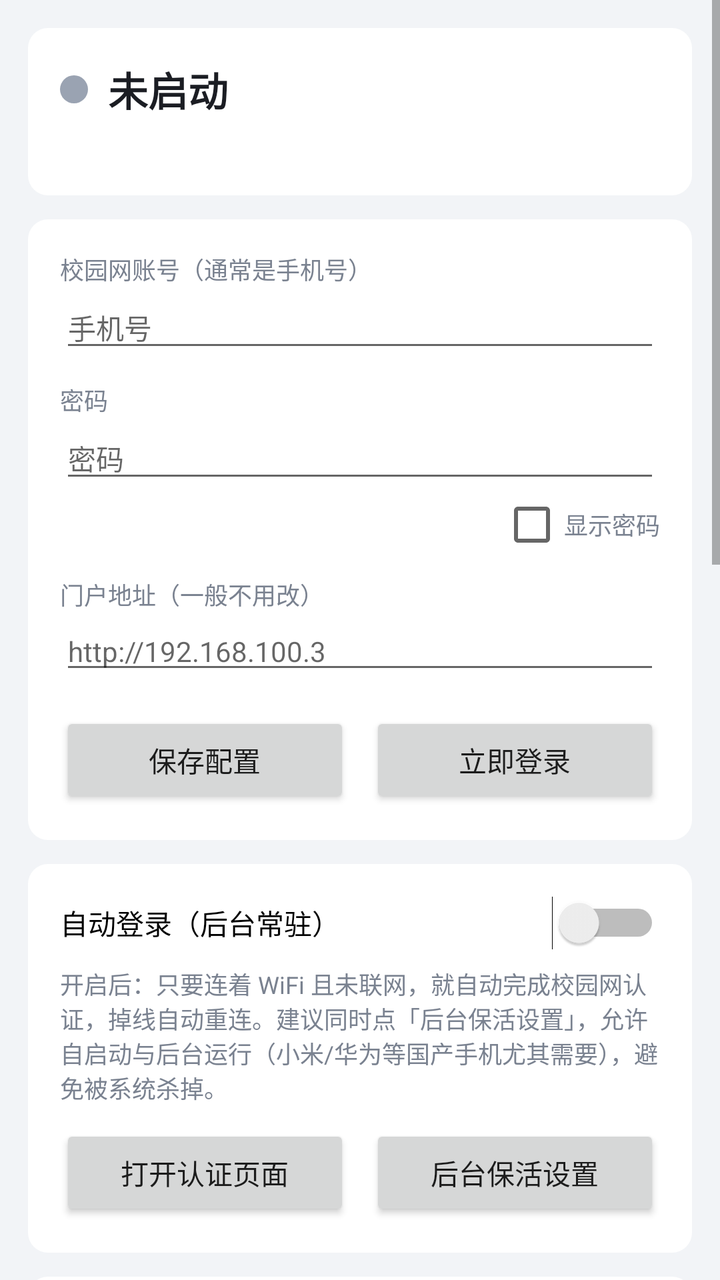
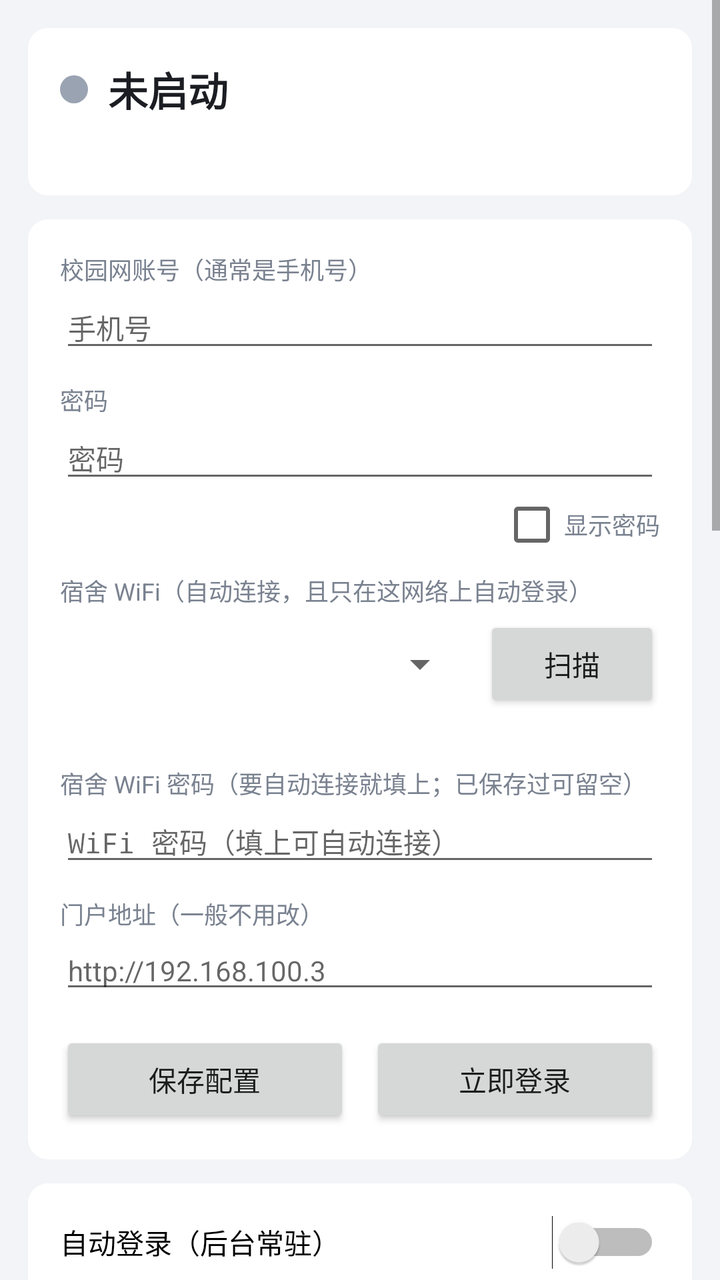

Two renders of the same Android screen: before a commit and after it. Below are the layout's source before the change and the commit's diff.
<!-- AndroidManifest.xml: application theme AppTheme -->
<!-- res/layout/activity_main.xml -->
<?xml version="1.0" encoding="utf-8"?>
<ScrollView xmlns:android="http://schemas.android.com/apk/res/android"
    android:layout_width="match_parent"
    android:layout_height="match_parent"
    android:fillViewport="true"
    android:scrollbarStyle="outsideOverlay">

    <LinearLayout
        android:layout_width="match_parent"
        android:layout_height="wrap_content"
        android:orientation="vertical"
        android:padding="14dp">

        
        <LinearLayout
            android:layout_width="match_parent"
            android:layout_height="wrap_content"
            android:background="@drawable/bg_card"
            android:orientation="vertical"
            android:padding="16dp">

            <LinearLayout
                android:layout_width="match_parent"
                android:layout_height="wrap_content"
                android:gravity="center_vertical"
                android:orientation="horizontal">

                <View
                    android:id="@+id/dot"
                    android:layout_width="14dp"
                    android:layout_height="14dp"
                    android:background="@drawable/dot" />

                <TextView
                    android:id="@+id/statusText"
                    android:layout_width="0dp"
                    android:layout_height="wrap_content"
                    android:layout_marginStart="10dp"
                    android:layout_weight="1"
                    android:text="@string/status_idle"
                    android:textColor="@color/text_main"
                    android:textSize="20sp"
                    android:textStyle="bold" />
            </LinearLayout>

            <TextView
                android:id="@+id/statusDetail"
                android:layout_width="match_parent"
                android:layout_height="wrap_content"
                android:layout_marginTop="6dp"
                android:text=" "
                android:textColor="@color/text_dim"
                android:textSize="12sp" />
        </LinearLayout>

        
        <LinearLayout
            android:layout_width="match_parent"
            android:layout_height="wrap_content"
            android:layout_marginTop="12dp"
            android:background="@drawable/bg_card"
            android:orientation="vertical"
            android:padding="16dp">

            <TextView
                android:layout_width="wrap_content"
                android:layout_height="wrap_content"
                android:text="@string/tip_account"
                android:textColor="@color/text_dim"
                android:textSize="12sp" />

            <EditText
                android:id="@+id/edUser"
                android:layout_width="match_parent"
                android:layout_height="wrap_content"
                android:hint="手机号"
                android:inputType="text"
                android:maxLines="1"
                android:textSize="14sp" />

            <TextView
                android:layout_width="wrap_content"
                android:layout_height="wrap_content"
                android:layout_marginTop="10dp"
                android:text="@string/tip_password"
                android:textColor="@color/text_dim"
                android:textSize="12sp" />

            <EditText
                android:id="@+id/edPwd"
                android:layout_width="match_parent"
                android:layout_height="wrap_content"
                android:hint="密码"
                android:inputType="textPassword"
                android:maxLines="1"
                android:textSize="14sp" />

            <CheckBox
                android:id="@+id/cbShowPwd"
                android:layout_width="wrap_content"
                android:layout_height="wrap_content"
                android:layout_gravity="end"
                android:text="@string/cb_show_pwd"
                android:textColor="@color/text_dim"
                android:textSize="12sp" />

            <TextView
                android:layout_width="wrap_content"
                android:layout_height="wrap_content"
                android:layout_marginTop="10dp"
                android:text="@string/tip_portal"
                android:textColor="@color/text_dim"
                android:textSize="12sp" />

            <EditText
                android:id="@+id/edPortal"
                android:layout_width="match_parent"
                android:layout_height="wrap_content"
                android:hint="http://192.168.100.3"
                android:inputType="textUri"
                android:maxLines="1"
                android:textSize="14sp" />

            <LinearLayout
                android:layout_width="match_parent"
                android:layout_height="wrap_content"
                android:layout_marginTop="14dp"
                android:orientation="horizontal">

                <Button
                    android:id="@+id/btnSave"
                    android:layout_width="0dp"
                    android:layout_height="wrap_content"
                    android:layout_weight="1"
                    android:text="@string/btn_save" />

                <Button
                    android:id="@+id/btnLoginNow"
                    android:layout_width="0dp"
                    android:layout_height="wrap_content"
                    android:layout_marginStart="10dp"
                    android:layout_weight="1"
                    android:text="@string/btn_login_now" />
            </LinearLayout>
        </LinearLayout>

        
        <LinearLayout
            android:layout_width="match_parent"
            android:layout_height="wrap_content"
            android:layout_marginTop="12dp"
            android:background="@drawable/bg_card"
            android:orientation="vertical"
            android:padding="16dp">

            <Switch
                android:id="@+id/swAuto"
                android:layout_width="match_parent"
                android:layout_height="wrap_content"
                android:text="@string/sw_auto"
                android:textSize="14sp" />

            <TextView
                android:layout_width="match_parent"
                android:layout_height="wrap_content"
                android:layout_marginTop="8dp"
                android:text="@string/sw_auto_tip"
                android:textColor="@color/text_dim"
                android:textSize="12sp" />

            <LinearLayout
                android:layout_width="match_parent"
                android:layout_height="wrap_content"
                android:layout_marginTop="10dp"
                android:orientation="horizontal">

                <Button
                    android:id="@+id/btnOpenPortal"
                    android:layout_width="0dp"
                    android:layout_height="wrap_content"
                    android:layout_weight="1"
                    android:text="@string/btn_open_portal" />

                <Button
                    android:id="@+id/btnBattery"
                    android:layout_width="0dp"
                    android:layout_height="wrap_content"
                    android:layout_marginStart="10dp"
                    android:layout_weight="1"
                    android:text="@string/btn_battery" />
            </LinearLayout>
        </LinearLayout>

        
        <LinearLayout
            android:layout_width="match_parent"
            android:layout_height="wrap_content"
            android:layout_marginTop="12dp"
            android:background="@drawable/bg_card"
            android:orientation="vertical"
            android:padding="16dp">

            <TextView
                android:layout_width="wrap_content"
                android:layout_height="wrap_content"
                android:text="@string/more_title"
                android:textColor="@color/text_main"
                android:textSize="15sp"
                android:textStyle="bold" />

            <Switch
                android:id="@+id/cbHideRecents"
                android:layout_width="match_parent"
                android:layout_height="wrap_content"
                android:layout_marginTop="10dp"
                android:text="@string/cb_hide_recents"
                android:textSize="14sp" />

            <Switch
                android:id="@+id/cbHideNotif"
                android:layout_width="match_parent"
                android:layout_height="wrap_content"
                android:layout_marginTop="6dp"
                android:text="@string/cb_hide_notif"
                android:textSize="14sp" />

            <View
                android:layout_width="match_parent"
                android:layout_height="1dp"
                android:layout_marginTop="12dp"
                android:background="#14000000" />

            <TextView
                android:layout_width="wrap_content"
                android:layout_height="wrap_content"
                android:layout_marginTop="12dp"
                android:text="@string/tip_wifi_pick"
                android:textColor="@color/text_dim"
                android:textSize="12sp" />

            <LinearLayout
                android:layout_width="match_parent"
                android:layout_height="wrap_content"
                android:layout_marginTop="4dp"
                android:gravity="center_vertical"
                android:orientation="horizontal">

                <Spinner
                    android:id="@+id/spWifi"
                    android:layout_width="0dp"
                    android:layout_height="wrap_content"
                    android:layout_weight="1" />

                <Button
                    android:id="@+id/btnScanWifi"
                    android:layout_width="wrap_content"
                    android:layout_height="wrap_content"
                    android:layout_marginStart="8dp"
                    android:text="@string/btn_scan_wifi" />
            </LinearLayout>

            <TextView
                android:id="@+id/tvWifiState"
                android:layout_width="match_parent"
                android:layout_height="wrap_content"
                android:layout_marginTop="4dp"
                android:text=" "
                android:textColor="@color/text_dim"
                android:textSize="11sp" />

            <View
                android:layout_width="match_parent"
                android:layout_height="1dp"
                android:layout_marginTop="12dp"
                android:background="#14000000" />

            <TextView
                android:id="@+id/tvGuard"
                android:layout_width="match_parent"
                android:layout_height="wrap_content"
                android:layout_marginTop="10dp"
                android:background="?android:attr/selectableItemBackground"
                android:focusable="true"
                android:padding="2dp"
                android:text=" "
                android:textColor="@color/text_dim"
                android:textSize="12sp" />
        </LinearLayout>

        
        <LinearLayout
            android:layout_width="match_parent"
            android:layout_height="wrap_content"
            android:layout_marginTop="12dp"
            android:background="@drawable/bg_card"
            android:orientation="vertical"
            android:padding="16dp">

            <TextView
                android:layout_width="wrap_content"
                android:layout_height="wrap_content"
                android:text="@string/help_title"
                android:textColor="@color/text_main"
                android:textSize="15sp"
                android:textStyle="bold" />

            <TextView
                android:id="@+id/help1"
                android:layout_width="match_parent"
                android:layout_height="wrap_content"
                android:layout_marginTop="8dp"
                android:background="?android:attr/selectableItemBackground"
                android:focusable="true"
                android:padding="10dp"
                android:text="@string/help_1"
                android:textColor="@color/text_main"
                android:textSize="14sp" />

            <TextView
                android:id="@+id/help2"
                android:layout_width="match_parent"
                android:layout_height="wrap_content"
                android:background="?android:attr/selectableItemBackground"
                android:focusable="true"
                android:padding="10dp"
                android:text="@string/help_2"
                android:textColor="@color/text_main"
                android:textSize="14sp" />

            <TextView
                android:id="@+id/help3"
                android:layout_width="match_parent"
                android:layout_height="wrap_content"
                android:background="?android:attr/selectableItemBackground"
                android:focusable="true"
                android:padding="10dp"
                android:text="@string/help_3"
                android:textColor="@color/text_main"
                android:textSize="14sp" />

            <TextView
                android:id="@+id/help4"
                android:layout_width="match_parent"
                android:layout_height="wrap_content"
                android:background="?android:attr/selectableItemBackground"
                android:focusable="true"
                android:padding="10dp"
                android:text="@string/help_4"
                android:textColor="@color/text_main"
                android:textSize="14sp" />

            <TextView
                android:id="@+id/help5"
                android:layout_width="match_parent"
                android:layout_height="wrap_content"
                android:background="?android:attr/selectableItemBackground"
                android:focusable="true"
                android:padding="10dp"
                android:text="@string/help_5"
                android:textColor="@color/text_main"
                android:textSize="14sp" />

            <TextView
                android:layout_width="match_parent"
                android:layout_height="wrap_content"
                android:layout_marginTop="6dp"
                android:text="@string/version_footer"
                android:textColor="@color/text_dim"
                android:textSize="11sp" />
        </LinearLayout>

        
        <TextView
            android:layout_width="wrap_content"
            android:layout_height="wrap_content"
            android:layout_marginTop="14dp"
            android:layout_marginStart="4dp"
            android:text="@string/log_title"
            android:textColor="@color/text_dim"
            android:textSize="12sp" />

        <TextView
            android:id="@+id/tvLog"
            android:layout_width="match_parent"
            android:layout_height="wrap_content"
            android:layout_marginTop="6dp"
            android:background="@drawable/bg_log"
            android:fontFamily="monospace"
            android:lineSpacingExtra="3dp"
            android:minHeight="180dp"
            android:padding="12dp"
            android:text=" "
            android:textColor="@color/log_fg"
            android:textIsSelectable="true"
            android:textSize="11sp" />
    </LinearLayout>
</ScrollView>
<!-- resources referenced by this layout -->
<resources>
  <color name="log_fg">#D8E0EA</color>
  <color name="text_dim">#7A8290</color>
  <color name="text_main">#1B1D23</color>
  <!-- drawable bg_card (drawable) -->
  <?xml version="1.0" encoding="utf-8"?>
  <shape xmlns:android="http://schemas.android.com/apk/res/android"
      android:shape="rectangle">
      <solid android:color="@color/card" />
      <corners android:radius="10dp" />
  </shape>
  <!-- drawable bg_log (drawable) -->
  <?xml version="1.0" encoding="utf-8"?>
  <shape xmlns:android="http://schemas.android.com/apk/res/android"
      android:shape="rectangle">
      <solid android:color="@color/log_bg" />
      <corners android:radius="10dp" />
  </shape>
  <!-- drawable dot (drawable) -->
  <?xml version="1.0" encoding="utf-8"?>
  <shape xmlns:android="http://schemas.android.com/apk/res/android"
      android:shape="oval">
      <solid android:color="#9AA3B2" />
      <size android:width="14dp" android:height="14dp" />
  </shape>
  <string name="btn_battery">后台保活设置</string>
  <string name="btn_login_now">立即登录</string>
  <string name="btn_open_portal">打开认证页面</string>
  <string name="btn_save">保存配置</string>
  <string name="btn_scan_wifi">扫描</string>
  <string name="cb_hide_notif">隐藏通知栏（通知静默、无图标）</string>
  <string name="cb_hide_recents">隐藏后台（不在「最近任务」中显示）</string>
  <string name="cb_show_pwd">显示密码</string>
  <string name="help_1">① 快速上手：3 步开始用</string>
  <string name="help_2">② 国产手机：请允许「自启动」</string>
  <string name="help_3">③ 拦截系统登录弹窗（可选增强）</string>
  <string name="help_4">④ 隐藏后台 / 隐藏通知栏</string>
  <string name="help_5">⑤ 常见问题</string>
  <string name="help_title">使用说明（点按条目查看详情）</string>
  <string name="log_title">运行日志</string>
  <string name="more_title">更多设置</string>
  <string name="status_idle">未启动</string>
  <string name="sw_auto">自动登录（后台常驻）</string>
  <string name="sw_auto_tip">开启后：只要连着 WiFi 且未联网，就自动完成校园网认证，掉线自动重连。建议同时点「后台保活设置」，允许自启动与后台运行（小米/华为等国产手机尤其需要），避免被系统杀掉。</string>
  <string name="tip_account">校园网账号（通常是手机号）</string>
  <string name="tip_password">密码</string>
  <string name="tip_portal">门户地址（一般不用改）</string>
  <string name="tip_wifi_pick">宿舍 WiFi（只在这个网络上自动登录）</string>
  <string name="version_footer">GiWiFi自动登录 v1.1.0 · 认证协议与电脑版一致</string>
  <style name="AppTheme" parent="android:Theme.Material.Light.NoActionBar">
          <item name="android:colorPrimary">@color/accent</item>
          <item name="android:colorPrimaryDark">@color/accent_dark</item>
          <item name="android:colorAccent">@color/accent</item>
          <item name="android:windowBackground">@color/page_bg</item>
          <item name="android:statusBarColor">@color/accent_dark</item>
      </style>
  <color name="card">#FFFFFF</color>
  <color name="log_bg">#1B1D23</color>
  <color name="accent">#4EA1FF</color>
  <color name="accent_dark">#2E6FB8</color>
  <color name="page_bg">#F2F4F7</color>
</resources>

<!-- the commit's change to res/layout/activity_main.xml (unified diff, before → after) -->
@@ -107,6 +107,61 @@
             <TextView
                 android:layout_width="wrap_content"
                 android:layout_height="wrap_content"
+                android:layout_marginTop="8dp"
+                android:text="@string/tip_wifi_pick"
+                android:textColor="@color/text_dim"
+                android:textSize="12sp" />
+
+            <LinearLayout
+                android:layout_width="match_parent"
+                android:layout_height="wrap_content"
+                android:layout_marginTop="4dp"
+                android:gravity="center_vertical"
+                android:orientation="horizontal">
+
+                <Spinner
+                    android:id="@+id/spWifi"
+                    android:layout_width="0dp"
+                    android:layout_height="wrap_content"
+                    android:layout_weight="1" />
+
+                <Button
+                    android:id="@+id/btnScanWifi"
+                    android:layout_width="wrap_content"
+                    android:layout_height="wrap_content"
+                    android:layout_marginStart="8dp"
+                    android:text="@string/btn_scan_wifi" />
+            </LinearLayout>
+
+            <TextView
+                android:id="@+id/tvWifiState"
+                android:layout_width="match_parent"
+                android:layout_height="wrap_content"
+                android:layout_marginTop="4dp"
+                android:text=" "
+                android:textColor="@color/text_dim"
+                android:textSize="11sp" />
+
+            <TextView
+                android:layout_width="wrap_content"
+                android:layout_height="wrap_content"
+                android:layout_marginTop="8dp"
+                android:text="@string/tip_wifi_pwd"
+                android:textColor="@color/text_dim"
+                android:textSize="12sp" />
+
+            <EditText
+                android:id="@+id/edWifiPwd"
+                android:layout_width="match_parent"
+                android:layout_height="wrap_content"
+                android:hint="WiFi 密码（填上可自动连接）"
+                android:inputType="textPassword"
+                android:maxLines="1"
+                android:textSize="14sp" />
+
+            <TextView
+                android:layout_width="wrap_content"
+                android:layout_height="wrap_content"
                 android:layout_marginTop="10dp"
                 android:text="@string/tip_portal"
                 android:textColor="@color/text_dim"
@@ -224,49 +279,13 @@
                 android:text="@string/cb_hide_notif"
                 android:textSize="14sp" />
 
-            <View
-                android:layout_width="match_parent"
-                android:layout_height="1dp"
-                android:layout_marginTop="12dp"
-                android:background="#14000000" />
-
-            <TextView
-                android:layout_width="wrap_content"
-                android:layout_height="wrap_content"
-                android:layout_marginTop="12dp"
-                android:text="@string/tip_wifi_pick"
-                android:textColor="@color/text_dim"
-                android:textSize="12sp" />
-
-            <LinearLayout
-                android:layout_width="match_parent"
-                android:layout_height="wrap_content"
-                android:layout_marginTop="4dp"
-                android:gravity="center_vertical"
-                android:orientation="horizontal">
-
-                <Spinner
-                    android:id="@+id/spWifi"
-                    android:layout_width="0dp"
-                    android:layout_height="wrap_content"
-                    android:layout_weight="1" />
-
-                <Button
-                    android:id="@+id/btnScanWifi"
-                    android:layout_width="wrap_content"
-                    android:layout_height="wrap_content"
-                    android:layout_marginStart="8dp"
-                    android:text="@string/btn_scan_wifi" />
-            </LinearLayout>
-
-            <TextView
-                android:id="@+id/tvWifiState"
-                android:layout_width="match_parent"
-                android:layout_height="wrap_content"
-                android:layout_marginTop="4dp"
-                android:text=" "
-                android:textColor="@color/text_dim"
-                android:textSize="11sp" />
+            <Switch
+                android:id="@+id/cbAutoWifiOn"
+                android:layout_width="match_parent"
+                android:layout_height="wrap_content"
+                android:layout_marginTop="6dp"
+                android:text="@string/cb_auto_wifi_on"
+                android:textSize="14sp" />
 
             <View
                 android:layout_width="match_parent"
<!-- resource entries referenced after the edit -->
@@ -29,6 +29,7 @@
   <string name="btn_open_portal">打开认证页面</string>
   <string name="btn_save">保存配置</string>
   <string name="btn_scan_wifi">扫描</string>
+  <string name="cb_auto_wifi_on">WiFi 关闭时自动开启（检测到宿舍 WiFi 后）</string>
   <string name="cb_hide_notif">隐藏通知栏（通知静默、无图标）</string>
   <string name="cb_hide_recents">隐藏后台（不在「最近任务」中显示）</string>
   <string name="cb_show_pwd">显示密码</string>
@@ -46,8 +47,9 @@
   <string name="tip_account">校园网账号（通常是手机号）</string>
   <string name="tip_password">密码</string>
   <string name="tip_portal">门户地址（一般不用改）</string>
-  <string name="tip_wifi_pick">宿舍 WiFi（只在这个网络上自动登录）</string>
-  <string name="version_footer">GiWiFi自动登录 v1.1.0 · 认证协议与电脑版一致</string>
+  <string name="tip_wifi_pick">宿舍 WiFi（自动连接，且只在这网络上自动登录）</string>
+  <string name="tip_wifi_pwd">宿舍 WiFi 密码（要自动连接就填上；已保存过可留空）</string>
+  <string name="version_footer">GiWiFi自动登录 v1.2.0 · 认证协议与电脑版一致</string>
   <style name="AppTheme" parent="android:Theme.Material.Light.NoActionBar">
           <item name="android:colorPrimary">@color/accent</item>
           <item name="android:colorPrimaryDark">@color/accent_dark</item>
